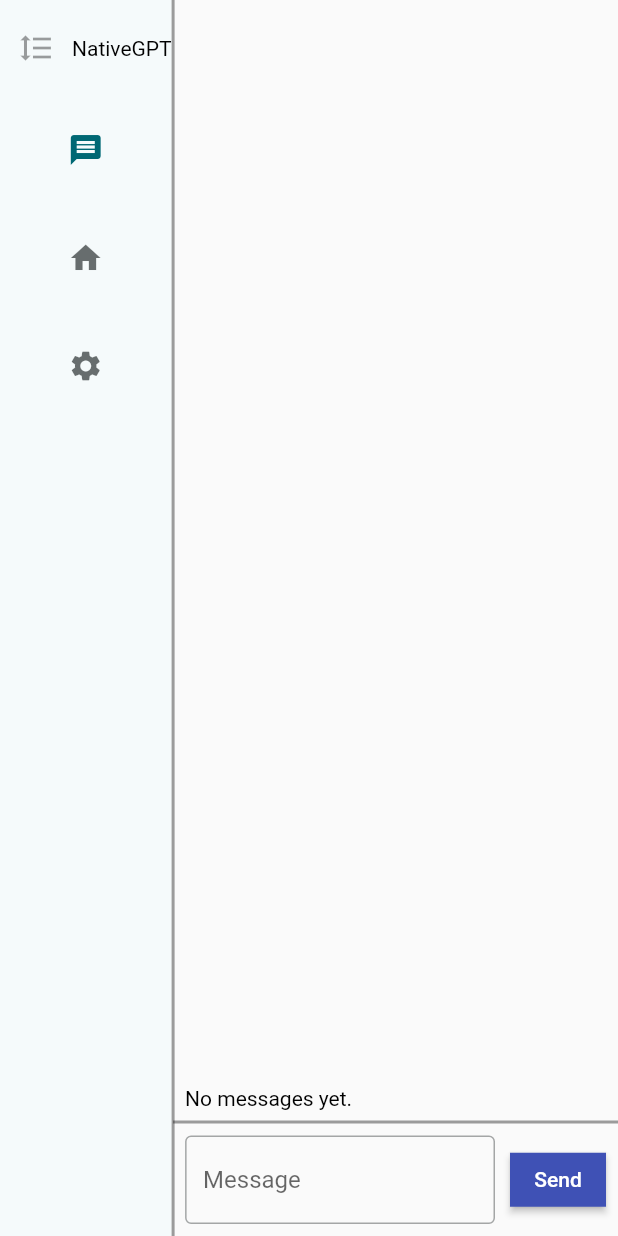
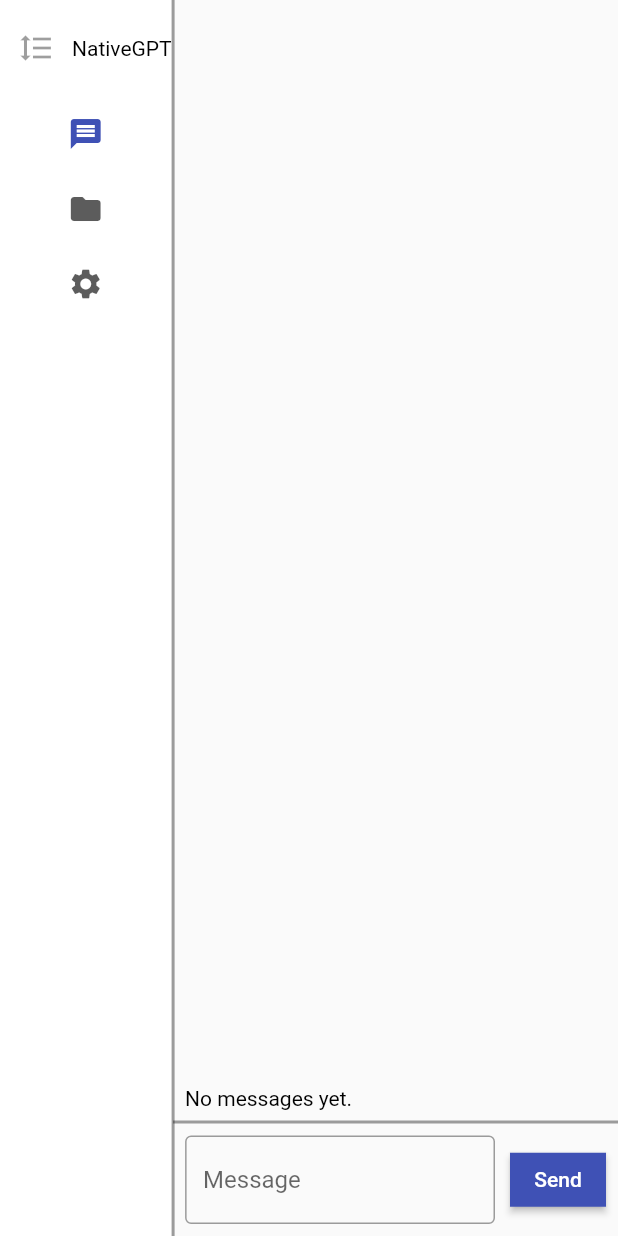
Before and after one commit to roeland-frans/nativegpt, a Flutter app: the screen it shows after launch, on a phone screen of 412 x 824 dp. Run offline on Flutter 3.47's test engine with Material 2 defaults, Android fonts, the phone set to English and light mode, and no system bars.

Commit message:
More UI edits, moved MaterialApp to theme.dart and into AppTheme, undid reverse for message feed, created AppThemeData class to keep track of what colours are used in the theme

```diff
--- a/lib/app.dart
+++ b/lib/app.dart
@@ -5,6 +5,7 @@ import 'package:path_provider/path_provider.dart';
 import 'package:testtextapp/event.dart';
 import 'package:testtextapp/ui/history.dart';
 import 'package:testtextapp/ui/page.dart';
+import 'package:testtextapp/ui/theme.dart';
 import 'package:testtextapp/event_stream.dart';
 
 
@@ -15,23 +16,9 @@ class MyApp extends StatelessWidget {
   Widget build(BuildContext context) {
     return ChangeNotifierProvider(
       create: (context) => MyAppState(), // IMPORTANT
-      child: MaterialApp(
-        title: 'NativeGPT',
-        theme: ThemeData(
-          // useMaterial3: true,
-          highlightColor: Colors.black,
-          elevatedButtonTheme: ElevatedButtonThemeData(
-              style: ElevatedButton.styleFrom(
-                foregroundColor: Colors.white,
-              )),
-          colorScheme: ColorScheme.fromSeed(seedColor: Colors.white),
-          textTheme: TextTheme(
-            bodyMedium: TextStyle(color: Colors.black),
-            bodyLarge: TextStyle(color: Colors.black),
-            bodySmall: TextStyle(color: Colors.black),
-          ),
-        ),
-        home: const MyHomePage(title: 'NativeGPT Home Page',),
+      child: AppTheme(
+        themeColorMain: AppThemeData.themeColorMain,
+        themeColorSecondary: AppThemeData.themeColorSecondary,
       ),
     );
   }
@@ -43,8 +30,6 @@ class MyAppState extends ChangeNotifier {
 }
 
 class MyHomePage extends StatefulWidget {
-  const MyHomePage({super.key, required this.title});
-  final String title;
 
   @override
   State<MyHomePage> createState() => _MyHomePageState();
@@ -84,15 +69,15 @@ class _MyHomePageState extends State<MyHomePage> {
                         const Text("NativeGPT"),
                       ],
                     ),
-                    backgroundColor: Theme.of(context).colorScheme.background,
                     extended: constraints.maxWidth >= 600,
+                    minWidth: 50,
                     destinations: [
                       NavigationRailDestination(
                         icon: Icon(Icons.message),
                         label: Text('Conversations'),
                       ),
                       NavigationRailDestination(
-                        icon: Icon(Icons.home),
+                        icon: Icon(Icons.folder),
                         label: Text('Knowledge base'),
                       ),
                       NavigationRailDestination(
--- a/lib/ui/card/text.dart
+++ b/lib/ui/card/text.dart
@@ -1,4 +1,5 @@
 import 'package:flutter/material.dart';
+import 'package:testtextapp/ui/theme.dart';
 
 class ChatBubble extends StatelessWidget {
   const ChatBubble({
--- a/lib/ui/history.dart
+++ b/lib/ui/history.dart
@@ -28,7 +28,6 @@ class ChatHistory extends StatelessWidget {
     return Flexible(
       child: Scaffold(
         body: ListView.builder(
-          reverse: true,
           controller: _controller,
           itemCount: eventStream.events.length,
           itemBuilder: (context, index) {
--- a/lib/ui/theme.dart
+++ b/lib/ui/theme.dart
@@ -0,0 +1,54 @@
+import 'dart:ui';
+import 'package:flutter/material.dart';
+import 'package:testtextapp/app.dart';
+
+class AppThemeData {
+  static Color themeColorMain = Colors.white;
+  static Color themeColorSecondary = Colors.indigo;
+  static Color themeColorAccent = Colors.indigoAccent;
+
+  void themeChange() {
+    themeColorMain = Colors.blue;
+    themeColorSecondary = Colors.pink;
+  }
+}
+
+class AppTheme extends StatelessWidget{
+  final Color themeColorMain;
+  final Color themeColorSecondary;
+  AppTheme({required this.themeColorMain, required this.themeColorSecondary});
+
+  @override
+  Widget build(BuildContext context) {
+    return MaterialApp(
+      title: 'NativeGPT',
+      theme: ThemeData(
+
+        elevatedButtonTheme: ElevatedButtonThemeData(
+            style: ElevatedButton.styleFrom(
+              foregroundColor: themeColorMain,
+            )),
+        textSelectionTheme: TextSelectionThemeData(selectionColor: themeColorSecondary),
+        indicatorColor: themeColorSecondary,
+        highlightColor: themeColorSecondary,
+        navigationRailTheme: NavigationRailThemeData(
+            backgroundColor: themeColorMain,
+            selectedIconTheme: IconThemeData(
+              color: themeColorSecondary
+            ),
+            selectedLabelTextStyle: TextStyle(
+                fontWeight: FontWeight.bold,
+                color: themeColorSecondary
+            )),
+        textTheme: TextTheme(
+          bodyMedium: TextStyle(color: Colors.black),
+          bodyLarge: TextStyle(color: Colors.black),
+          bodySmall: TextStyle(color: Colors.black),
+        ),
+      ),
+      home: MyHomePage(),
+    );
+  }
+
+
+}
```
